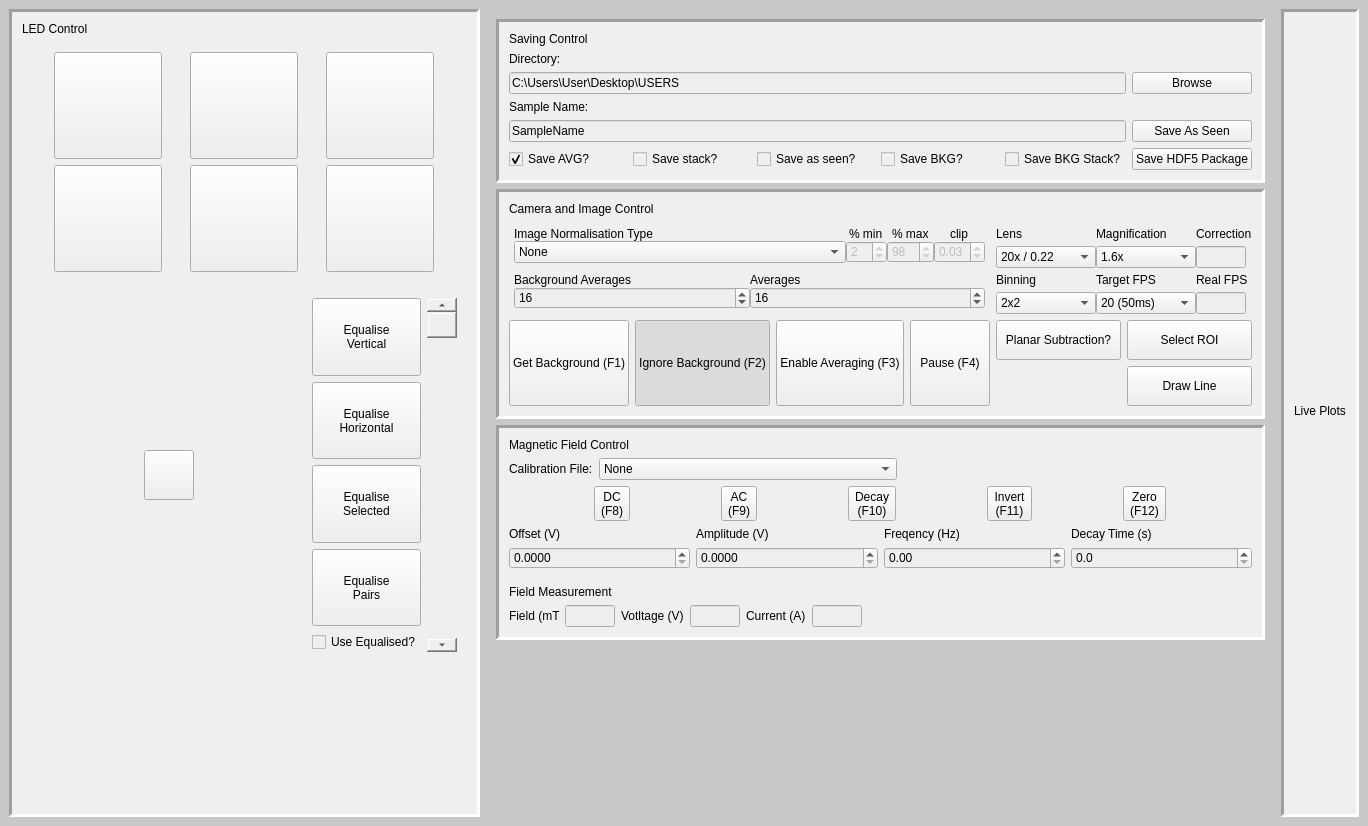
First picture: the form in res/ArtieLab.ui, repository artiepoole/SpintronicsMOKE, before the edit.
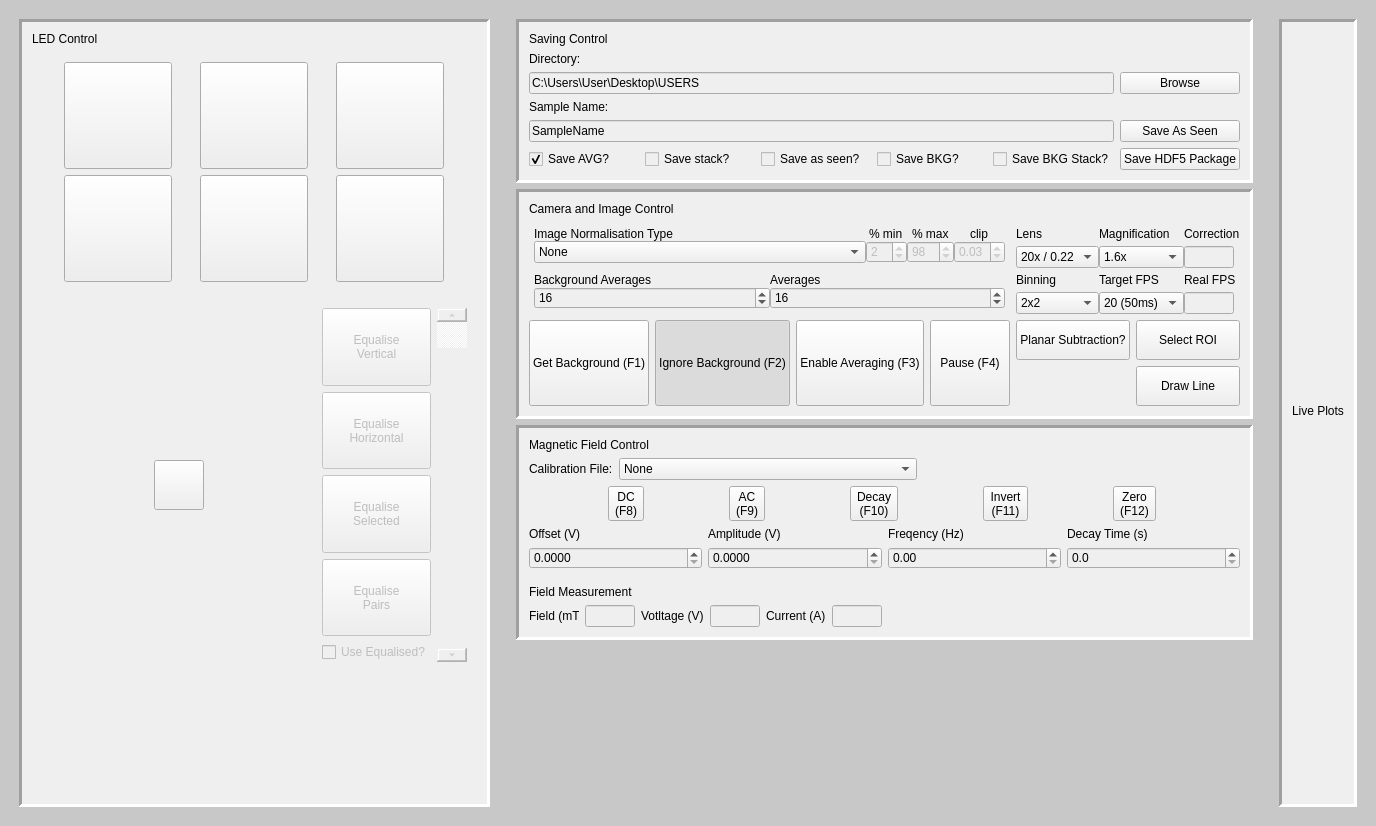
Second picture: the form after the edit. Icons and pictures are not drawn.

Diff of the .ui file:
```diff
--- a/res/ArtieLab.ui
+++ b/res/ArtieLab.ui
@@ -25,6 +25,20 @@
    </property>
    <layout class="QHBoxLayout" name="horizontalLayout">
     <item>
+     <layout class="QGridLayout" name="LHSLAYOUT">
+      <property name="leftMargin">
+       <number>10</number>
+      </property>
+      <property name="topMargin">
+       <number>10</number>
+      </property>
+      <property name="rightMargin">
+       <number>10</number>
+      </property>
+      <property name="bottomMargin">
+       <number>10</number>
+      </property>
+      <item row="0" column="0">
      <widget class="QFrame" name="FRAME_LEDCONTROL">
       <property name="styleSheet">
        <string notr="true">background-color: rgba(239,239,239,1)</string>
@@ -690,6 +704,9 @@
            </property>
            <item>
             <widget class="QPushButton" name="button_eq_vertical">
+               <property name="enabled">
+                <bool>false</bool>
+               </property>
              <property name="sizePolicy">
               <sizepolicy hsizetype="Minimum" vsizetype="MinimumExpanding">
                <horstretch>0</horstretch>
@@ -704,6 +721,9 @@
            </item>
            <item>
             <widget class="QPushButton" name="button_eq_horizontal">
+               <property name="enabled">
+                <bool>false</bool>
+               </property>
              <property name="sizePolicy">
               <sizepolicy hsizetype="Minimum" vsizetype="MinimumExpanding">
                <horstretch>0</horstretch>
@@ -718,6 +738,9 @@
            </item>
            <item>
             <widget class="QPushButton" name="button_eq_selected">
+               <property name="enabled">
+                <bool>false</bool>
+               </property>
              <property name="sizePolicy">
               <sizepolicy hsizetype="Minimum" vsizetype="MinimumExpanding">
                <horstretch>0</horstretch>
@@ -732,6 +755,9 @@
            </item>
            <item>
             <widget class="QPushButton" name="button_eq_pairs">
+               <property name="enabled">
+                <bool>false</bool>
+               </property>
              <property name="sizePolicy">
               <sizepolicy hsizetype="Minimum" vsizetype="MinimumExpanding">
                <horstretch>0</horstretch>
@@ -746,6 +772,9 @@
            </item>
            <item>
             <widget class="QCheckBox" name="check_use_equalised">
+               <property name="enabled">
+                <bool>false</bool>
+               </property>
              <property name="text">
               <string>Use Equalised?</string>
              </property>
@@ -755,6 +784,9 @@
          </item>
          <item>
           <widget class="QScrollBar" name="scroll_LED_brightness">
+             <property name="enabled">
+              <bool>false</bool>
+             </property>
            <property name="minimumSize">
             <size>
              <width>30</width>
@@ -801,8 +833,10 @@
       </layout>
      </widget>
     </item>
+     </layout>
+    </item>
     <item>
-     <layout class="QVBoxLayout" name="RHSLAYOUT">
+     <layout class="QVBoxLayout" name="MIDLAYOUT">
       <property name="leftMargin">
        <number>10</number>
       </property>
@@ -2027,6 +2061,20 @@
      </layout>
     </item>
     <item>
+     <layout class="QGridLayout" name="RHSLAYOUT">
+      <property name="leftMargin">
+       <number>10</number>
+      </property>
+      <property name="topMargin">
+       <number>10</number>
+      </property>
+      <property name="rightMargin">
+       <number>10</number>
+      </property>
+      <property name="bottomMargin">
+       <number>10</number>
+      </property>
+      <item row="0" column="0">
      <widget class="QFrame" name="FRAME_PLOTS">
       <property name="styleSheet">
        <string notr="true">background-color: rgba(239,239,239,1)</string>
@@ -2090,6 +2138,8 @@
        </item>
       </layout>
      </widget>
+      </item>
+     </layout>
     </item>
    </layout>
   </widget>
```
Left out of the diff: 12 changed lines with no effect on the pictures. Lines whose indentation alone changed are shown as unchanged.
